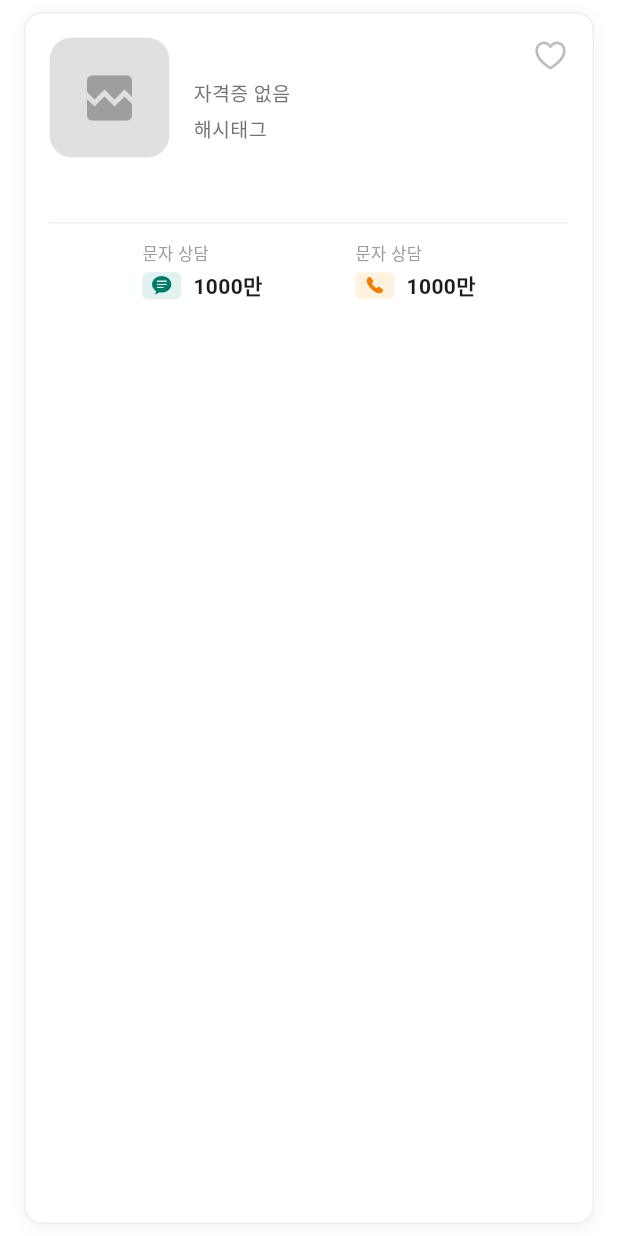
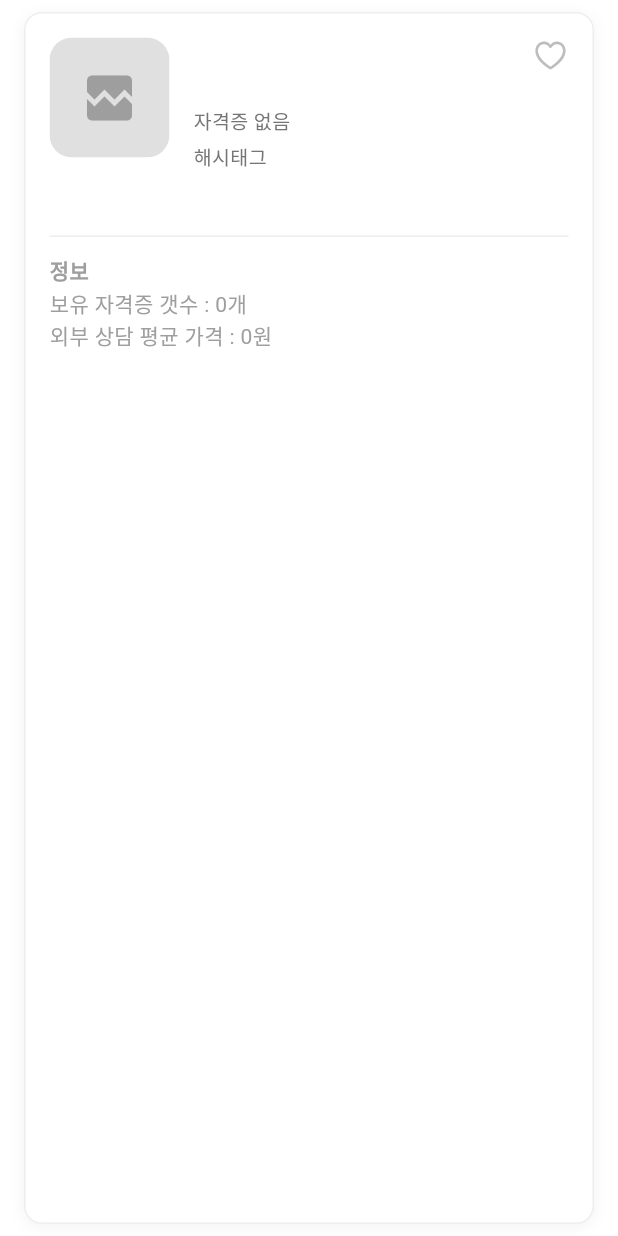
Before and after one commit to dhdhfkk1119/take_breath_front, a Flutter app: the CounselorItem widget shown alone on an empty page, opened directly with empty values, on a phone screen of 412 x 824 dp. Run offline on Flutter 3.47's test engine with Material 3 defaults, Android fonts, the phone set to English and light mode, and no system bars; our stand-ins replace audioplayers, dio, file_picker, firebase_auth, firebase_core, firebase_messaging and 12 more; missing offline and left inert: flutter_client_sse, portone_flutter, stomp_dart_client; accounts and stored records are empty; network calls fail.

Commit message:
counselor 구조 및 상세 페이지 updaete

```diff
--- a/lib/presentation/pages/index_stack_page/counselor/list_page/widgets/counselor_item.dart
+++ b/lib/presentation/pages/index_stack_page/counselor/list_page/widgets/counselor_item.dart
@@ -89,6 +89,13 @@ class _CounselorItemState extends ConsumerState<CounselorItem> {
                         ),
                         const SizedBox(height: 4),
                         Text(
+                          "${widget.counselor.gender}" ?? "설정안함",
+                          style: TextStyle(
+                            fontSize: 13,
+                            color: Colors.grey[600],
+                          ),
+                        ),
+                        Text(
                           widget.counselor.licenses != null &&
                                   widget.counselor.licenses!.isNotEmpty
                               ? widget.counselor.licenses!
@@ -157,89 +164,34 @@ class _CounselorItemState extends ConsumerState<CounselorItem> {
               const SizedBox(height: 12),
               // 가격 정보
               Row(
-                mainAxisAlignment: MainAxisAlignment.spaceEvenly,
                 children: [
-                  // 상담료
-                  Column(
-                    crossAxisAlignment: CrossAxisAlignment.start,
-                    children: [
-                      InkWell(
-                        onTap: () {
-                          //여기 문자를 주고받는 로직 추가 부탁
-                        },
-                        child: Text(
-                          '문자 상담',
-                          style: TextStyle(
-                            fontSize: 11,
-                            color: Colors.grey[500],
-                          ),
-                        ),
-                      ),
-                      const SizedBox(height: 2),
-                      Row(
-                        children: [
-                          Container(
-                            padding: const EdgeInsets.symmetric(
-                              horizontal: 6,
-                              vertical: 2,
-                            ),
-                            decoration: BoxDecoration(
-                              color: Colors.teal[50],
-                              borderRadius: BorderRadius.circular(4),
-                            ),
-                            child: Icon(
-                              CupertinoIcons.chat_bubble_text_fill,
-                              size: 14,
-                              color: Colors.teal[700],
-                            ),
-                          ),
-                          const SizedBox(width: 8),
-                          Text(
-                            '1000만',
-                            style: const TextStyle(
-                              fontSize: 14,
-                              fontWeight: FontWeight.w700,
-                            ),
-                          ),
-                        ],
-                      ),
-                    ],
-                  ),
-                  // 후기료
                   Column(
                     crossAxisAlignment: CrossAxisAlignment.start,
                     children: [
                       Text(
-                        '문자 상담',
+                        '정보',
                         style: TextStyle(
-                          fontSize: 11,
+                          fontSize: 14,
+                          fontWeight: FontWeight.w700,
                           color: Colors.grey[500],
                         ),
                       ),
                       const SizedBox(height: 2),
-                      Row(
+                      Column(
+                        crossAxisAlignment: CrossAxisAlignment.start,
                         children: [
-                          Container(
-                            padding: const EdgeInsets.symmetric(
-                              horizontal: 6,
-                              vertical: 2,
-                            ),
-                            decoration: BoxDecoration(
-                              color: Colors.orange[50],
-                              borderRadius: BorderRadius.circular(4),
-                            ),
-                            child: Icon(
-                              CupertinoIcons.phone_fill,
-                              size: 14,
-                              color: Colors.orange[700],
+                          Text(
+                            '보유 자격증 갯수 : ${widget.counselor.licenses?.length ?? "1"}개',
+                            style: const TextStyle(
+                              fontSize: 14,
+                              color: Colors.grey,
                             ),
                           ),
-                          const SizedBox(width: 8),
                           Text(
-                            '1000만',
+                            '외부 상담 평균 가격 : ${widget.counselor.price}원',
                             style: const TextStyle(
                               fontSize: 14,
-                              fontWeight: FontWeight.w700,
+                              color: Colors.grey,
                             ),
                           ),
                         ],
```
Also changed, not shown: lib/presentation/pages/index_stack_page/counselor/detail_page/widgets/counselor_detail_header_with_phone_call.dart (+63 -39 lines), lib/presentation/pages/index_stack_page/recorder/list_page/widgets/recorder_list_body.dart (+68 -8 lines).
